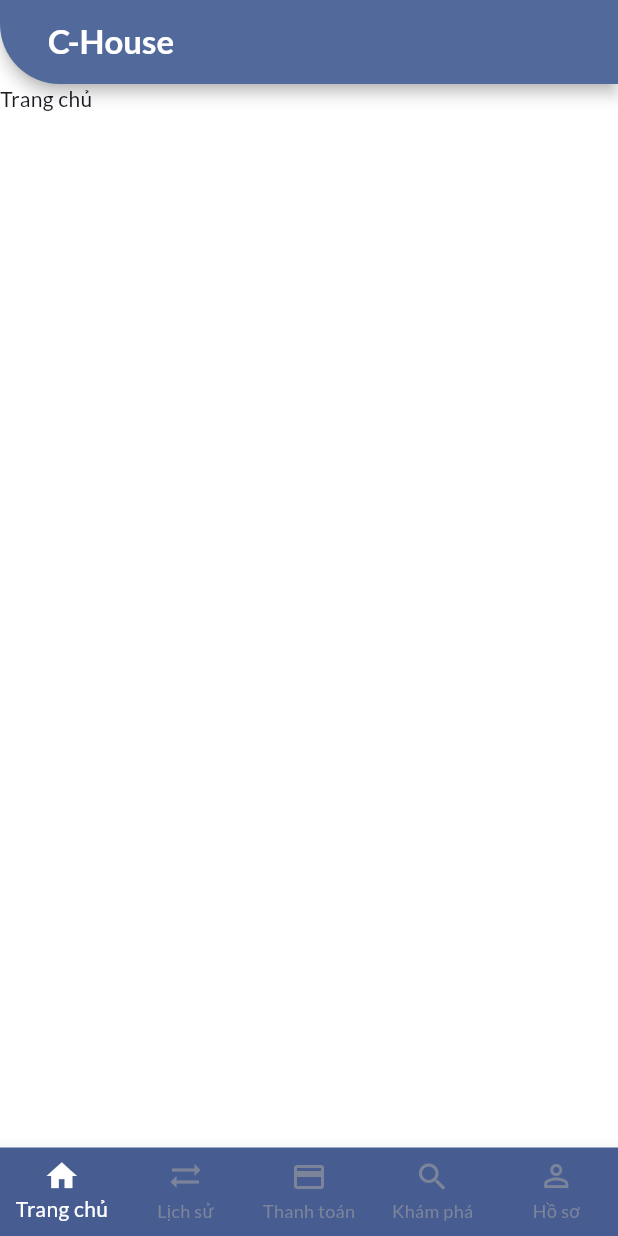
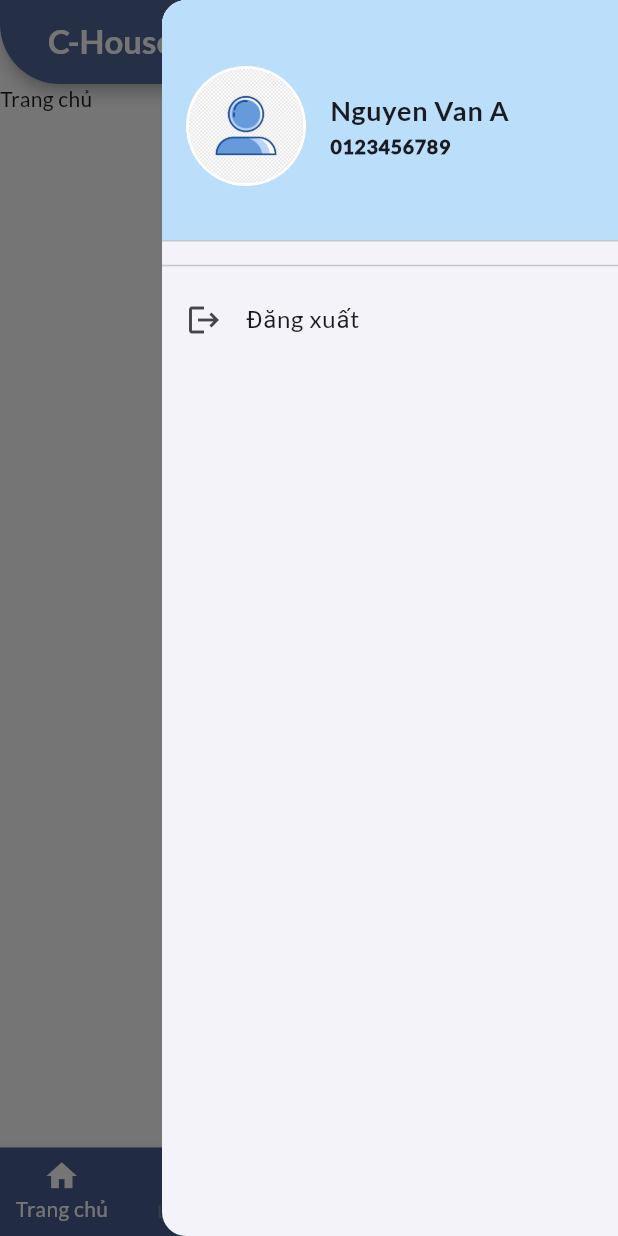
Before and after one commit to b2105536/ct46603-project, a Flutter app: the screen it shows after launch, with the side drawer open (before the commit the screen has no drawer), on a phone screen of 412 x 824 dp. Run offline on Flutter 3.47's test engine with Material 3 defaults, Android fonts, the phone set to English and light mode, and no system bars; accounts and stored records are empty.

Commit message:
Xay dung drawer va dinh huong theo ten

```diff
--- a/lib/main.dart
+++ b/lib/main.dart
@@ -3,6 +3,7 @@ import 'package:provider/provider.dart';
 
 import 'ui/screens.dart';
 import 'ui/shared/custom_app_bar.dart';
+import 'ui/shared/app_drawer.dart';
 
 void main() {
   runApp(const MyApp());
@@ -100,8 +101,12 @@ class _MyHomePageState extends State<MyHomePage> {
 
   @override
   Widget build(BuildContext context) {
+    final GlobalKey<ScaffoldState> scaffoldKey = GlobalKey<ScaffoldState>();
+
     return Scaffold(
-      appBar: const CustomAppBar(),
+      key: scaffoldKey,
+      appBar: CustomAppBar(scaffoldKey: scaffoldKey),
+      endDrawer: const AppDrawer(),
       body: _pages[_selectedIndex],
       bottomNavigationBar: BottomNavigationBar(
         type: BottomNavigationBarType.fixed,
--- /dev/null
+++ b/lib/ui/shared/app_drawer.dart
@@ -0,0 +1,67 @@
+import 'package:flutter/material.dart';
+import '../users/users_manager.dart';
+
+class AppDrawer extends StatelessWidget {
+  const AppDrawer({super.key});
+
+  @override
+  Widget build(BuildContext context) {
+    final usersManager = UsersManager().getUserByPhoneNumber('0123456789');
+
+    final ImageProvider avatar = (usersManager.avatar.isEmpty)
+        ? const AssetImage('assets/images/default_avatar.png')
+        : AssetImage(usersManager.avatar);
+
+    return Drawer(
+      child: Column(
+        crossAxisAlignment: CrossAxisAlignment.stretch,
+        children: [
+          DrawerHeader(
+            decoration: BoxDecoration(color: Colors.blue.shade100),
+            child: Row(
+              children: [
+                CircleAvatar(
+                  backgroundColor: Colors.white,
+                  radius: 40,
+                  child: CircleAvatar(
+                    backgroundImage: avatar,
+                    radius: 38,
+                  ),
+                ),
+                const SizedBox(width: 16),
+                Column(
+                  mainAxisAlignment: MainAxisAlignment.center,
+                  crossAxisAlignment: CrossAxisAlignment.start,
+                  children: [
+                    Text(
+                      usersManager.name,
+                      style: const TextStyle(
+                        fontSize: 18.0,
+                        fontWeight: FontWeight.bold,
+                      ),
+                    ),
+                    Text(
+                      usersManager.mobile,
+                      style: const TextStyle(
+                        fontSize: 13.0,
+                        fontWeight: FontWeight.w900,
+                      ),
+                    ),
+                  ],
+                ),
+              ],
+            ),
+          ),
+          const Divider(),
+          ListTile(
+            leading: const Icon(Icons.logout),
+            title: const Text('Đăng xuất'),
+            onTap: () {
+              // Chức năng xử lý đăng xuất sẽ được thêm sau
+            },
+          ),
+        ],
+      ),
+    );
+  }
+}
--- a/lib/ui/shared/custom_app_bar.dart
+++ b/lib/ui/shared/custom_app_bar.dart
@@ -2,8 +2,10 @@ import 'package:flutter/material.dart';
 
 class CustomAppBar extends StatelessWidget implements PreferredSizeWidget {
   final String title;
+  final GlobalKey<ScaffoldState> scaffoldKey;
 
-  const CustomAppBar({super.key, this.title = 'C-House'});
+  const CustomAppBar(
+      {super.key, this.title = 'C-House', required this.scaffoldKey});
 
   @override
   Widget build(BuildContext context) {
@@ -28,6 +30,14 @@ class CustomAppBar extends StatelessWidget implements PreferredSizeWidget {
           bottomLeft: Radius.circular(40),
         ),
       ),
+      actions: [
+        IconButton(
+          icon: const Icon(Icons.menu),
+          onPressed: () {
+            scaffoldKey.currentState?.openEndDrawer();
+          },
+        ),
+      ],
     );
   }
 
```
Also changed, not shown: lib/ui/houses/house_grid_tile.dart (+34 -2 lines).
